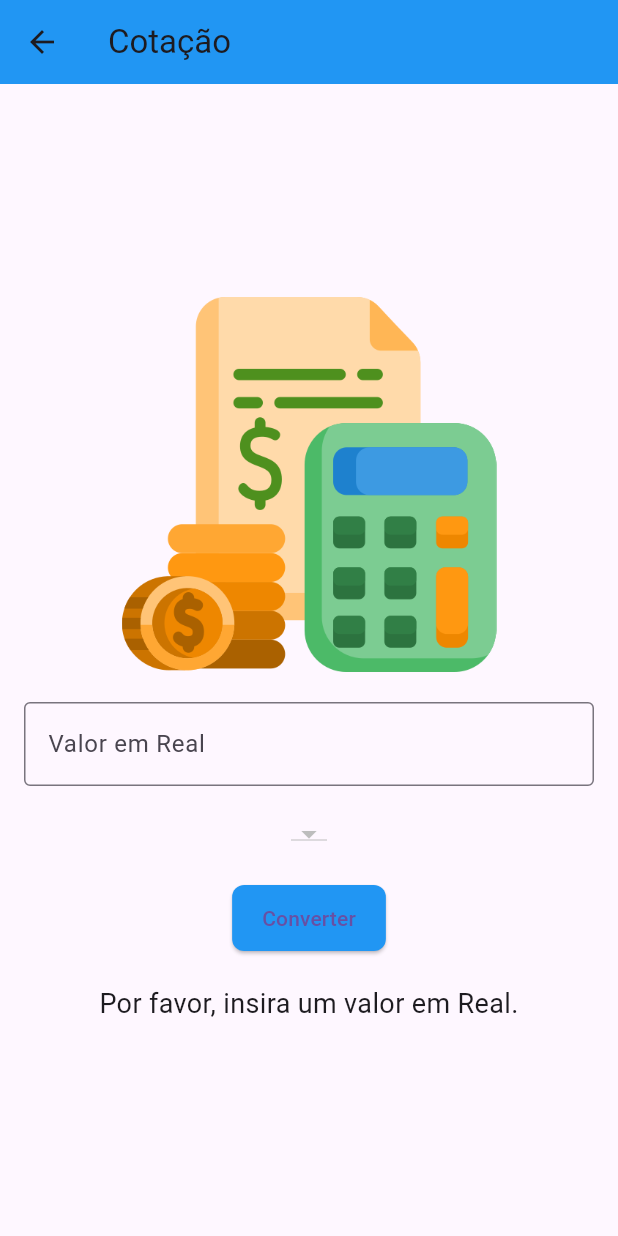
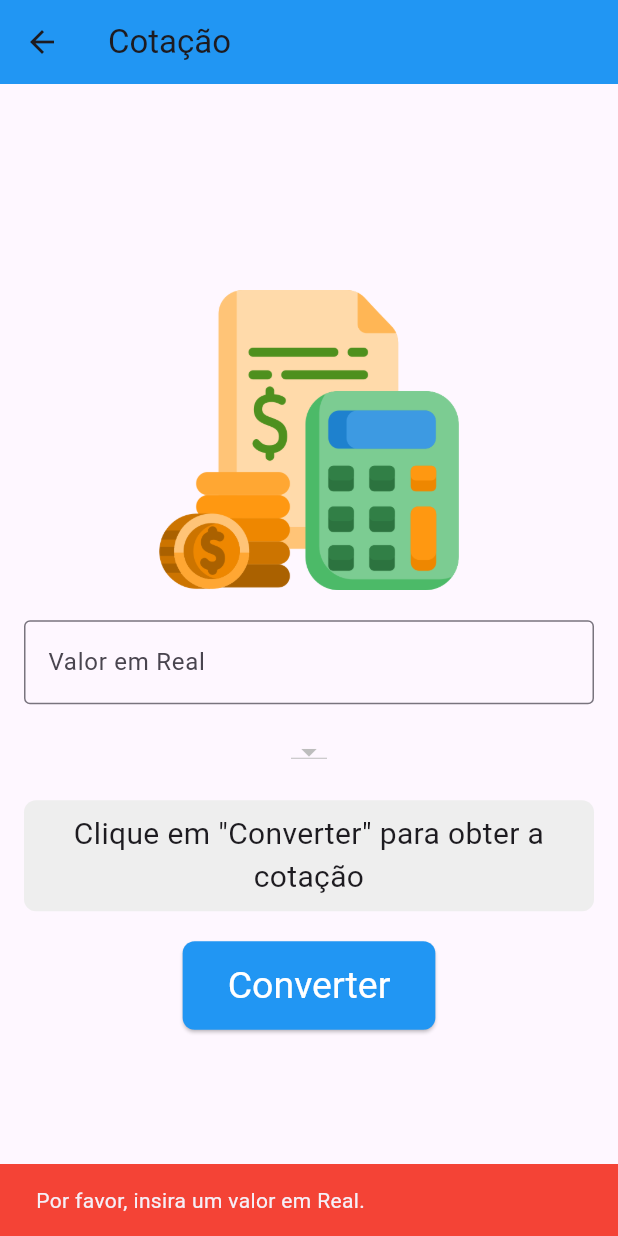
Before and after one commit to ByteBola/VER-O-BANK, a Flutter app: the CotacaoScreen screen opened by its route, after a tap on "Converter", on a phone screen of 412 x 824 dp. Run offline on Flutter 3.47's test engine with Material 3 defaults, Android fonts, the light colour scheme and no system bars.

Commit message:
Melhorando o design da tela de cotação e a de login

```diff
--- a/verobank/lib/screens/cotacao_screen.dart
+++ b/verobank/lib/screens/cotacao_screen.dart
@@ -51,7 +51,9 @@ class _CotacaoScreenState extends State<CotacaoScreen> {
   }
 
   void _handleConversion() {
-    if (_realController.text.isNotEmpty && _currencies.isNotEmpty) {
+    if (_realController.text.isNotEmpty &&
+        double.tryParse(_realController.text) != null &&
+        _currencies.isNotEmpty) {
       double realValue = double.parse(_realController.text);
       double convertedValue = _convertCurrency(realValue);
       setState(() {
@@ -79,7 +81,7 @@ class _CotacaoScreenState extends State<CotacaoScreen> {
           children: <Widget>[
             Image.asset(
               'lib/assets/images/budget.png',
-              height: 250, // Defina a altura desejada para a logo
+              height: 200, // Defina a altura desejada para a logo
             ),
             SizedBox(height: 20),
             TextField(
@@ -109,12 +111,28 @@ class _CotacaoScreenState extends State<CotacaoScreen> {
               },
             ),
             SizedBox(height: 20),
+            Container(
+              decoration: BoxDecoration(
+                borderRadius: BorderRadius.circular(8.0),
+                color: Colors.grey[200],
+              ),
+              padding: EdgeInsets.all(8.0),
+              child: Text(
+                _convertedValue.isNotEmpty ? _convertedValue : _cotacao,
+                style: TextStyle(fontSize: 20),
+                textAlign: TextAlign.center,
+              ),
+            ),
+            SizedBox(height: 20),
             ElevatedButton(
               onPressed: () {
                 if (_realController.text.isEmpty) {
-                  setState(() {
-                    _convertedValue = 'Por favor, insira um valor em Real.';
-                  });
+                  ScaffoldMessenger.of(context).showSnackBar(
+                    SnackBar(
+                      content: Text('Por favor, insira um valor em Real.'),
+                      backgroundColor: Colors.red,
+                    ),
+                  );
                 } else {
                   _fetchCotacao().then((_) => _handleConversion());
                 }
@@ -122,18 +140,19 @@ class _CotacaoScreenState extends State<CotacaoScreen> {
               child:
                   _isLoading ? CircularProgressIndicator() : Text('Converter'),
               style: ElevatedButton.styleFrom(
-                backgroundColor: Colors.blue,
-                padding: EdgeInsets.symmetric(horizontal: 20, vertical: 12),
+                backgroundColor: Colors.blue, // Fundo azul
+                foregroundColor: Colors.white, // Texto branco
+                textStyle: TextStyle(
+                  fontSize: 25, // Tamanho do texto maior
+                ),
+                padding: EdgeInsets.symmetric(
+                  horizontal: 30,
+                  vertical: 15,
+                ), // Ajusta o padding
                 shape: RoundedRectangleBorder(
                   borderRadius: BorderRadius.circular(8.0),
                 ),
               ),
-            ),
-            SizedBox(height: 20),
-            Text(
-              _convertedValue.isNotEmpty ? _convertedValue : _cotacao,
-              style: TextStyle(fontSize: 18),
-              textAlign: TextAlign.center,
             ),
           ],
         ),
--- a/verobank/lib/screens/login_screen.dart
+++ b/verobank/lib/screens/login_screen.dart
@@ -64,7 +64,7 @@ class _LoginScreenState extends State<LoginScreen> {
           mainAxisAlignment: MainAxisAlignment.center,
           children: <Widget>[
             Container(
-              height: 250,
+              height: 240,
               child: Image.asset('lib/assets/images/logo.png'),
             ),
             SizedBox(height: 20),
```
